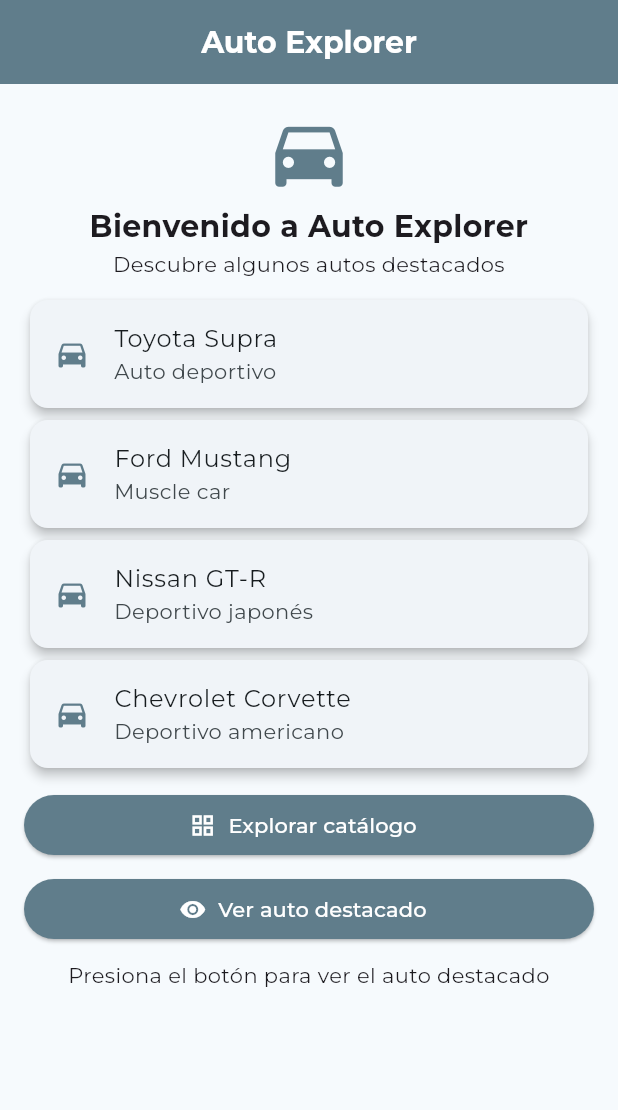
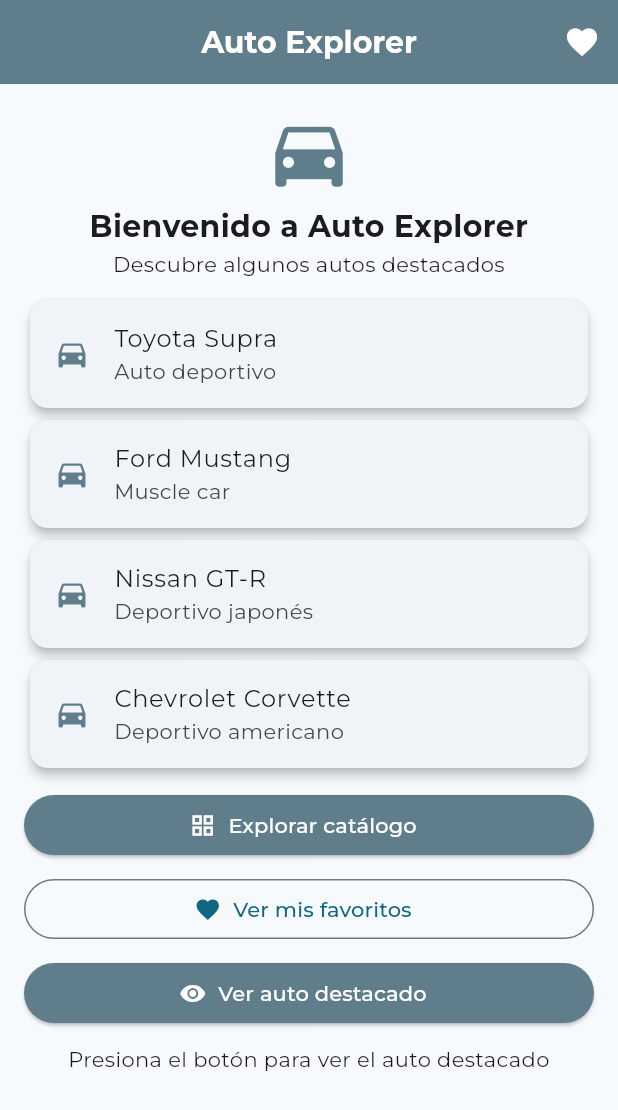
Before and after one commit to fmoran54/auto_explorer2.0, a Flutter app: the screen it shows after launch, on a phone screen of 412 x 824 dp. Shown: the top 1110 px of the screen. Run offline on Flutter 3.47's test engine with Material 3 defaults, Android fonts, the phone set to English and light mode, and no system bars; our stand-ins replace google_fonts.

Commit message:
Navegación a la pantalla de favoritos

```diff
--- a/lib/screens/inicio_screen.dart
+++ b/lib/screens/inicio_screen.dart
@@ -1,6 +1,7 @@
 import 'package:flutter/material.dart';
 import 'package:google_fonts/google_fonts.dart';
 
+import 'favoritos_screen.dart';
 import 'vehiculos_screen.dart';
 
 class InicioScreen extends StatefulWidget {
@@ -28,11 +29,27 @@
     );
   }
 
+  void abrirFavoritos() {
+    Navigator.push(
+      context,
+      MaterialPageRoute(
+        builder: (context) => const FavoritosScreen(),
+      ),
+    );
+  }
+
   @override
   Widget build(BuildContext context) {
     return Scaffold(
       appBar: AppBar(
         title: const Text('Auto Explorer'),
+        actions: [
+          IconButton(
+            tooltip: 'Mis favoritos',
+            onPressed: abrirFavoritos,
+            icon: const Icon(Icons.favorite),
+          ),
+        ],
       ),
       body: Padding(
         padding: const EdgeInsets.all(16),
@@ -113,6 +130,15 @@
             const SizedBox(height: 8),
             SizedBox(
               width: double.infinity,
+              child: OutlinedButton.icon(
+                onPressed: abrirFavoritos,
+                icon: const Icon(Icons.favorite),
+                label: const Text('Ver mis favoritos'),
+              ),
+            ),
+            const SizedBox(height: 8),
+            SizedBox(
+              width: double.infinity,
               child: ElevatedButton.icon(
                 onPressed: mostrarAutoDestacado,
                 icon: Icon(
```
